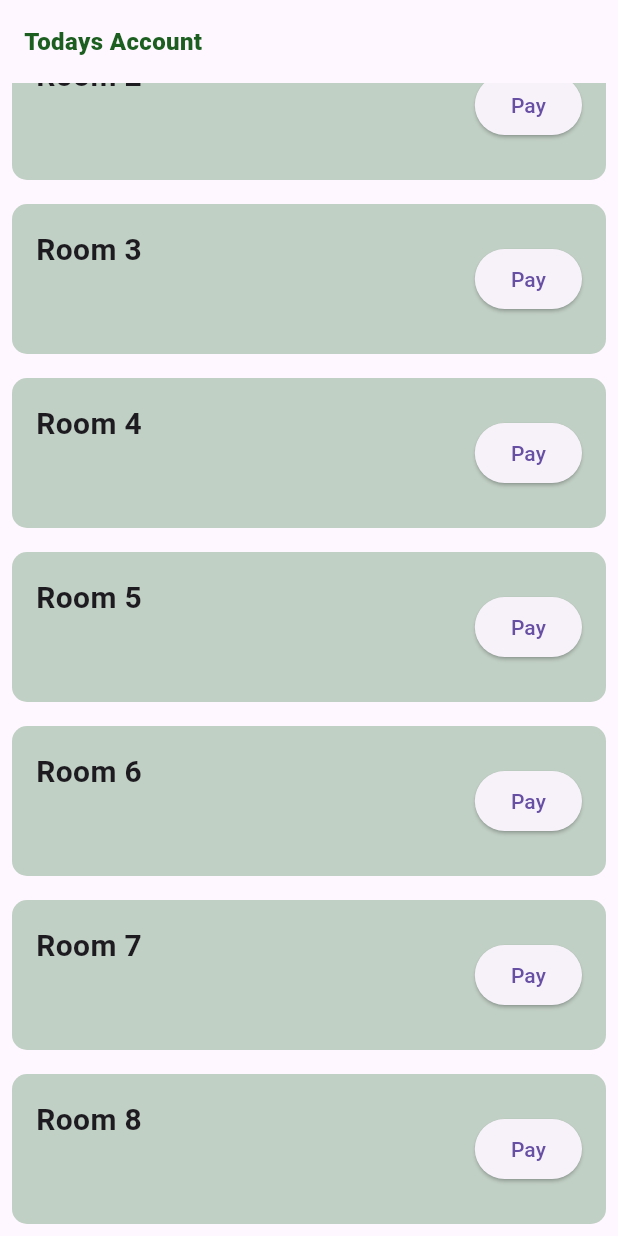
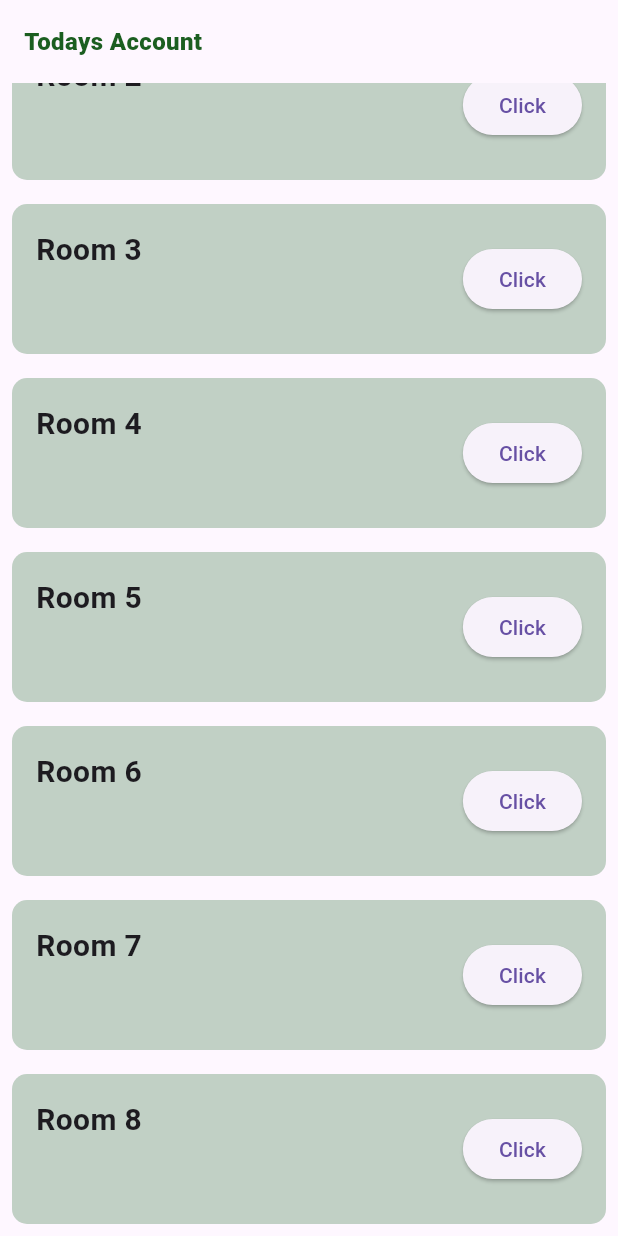
Before and after one commit to Mehnafathima/lodge-app, a Flutter app: the MainPage screen opened directly, scrolled down 275 dp, on a phone screen of 412 x 824 dp. Run offline on Flutter 3.47's test engine with Material 3 defaults, Android fonts, the light colour scheme and no system bars.

Commit message:
14324commit

```diff
--- a/lib/pages/main_page.dart
+++ b/lib/pages/main_page.dart
@@ -59,7 +59,7 @@ class MainPage extends StatelessWidget {
                             print('Pay button is being pressed for the list no: $index');
                           }
                         },
-                        child:const  Text('Pay'),
+                        child:const  Text('Click'),
                       ),
                     ],
                   ),
```
